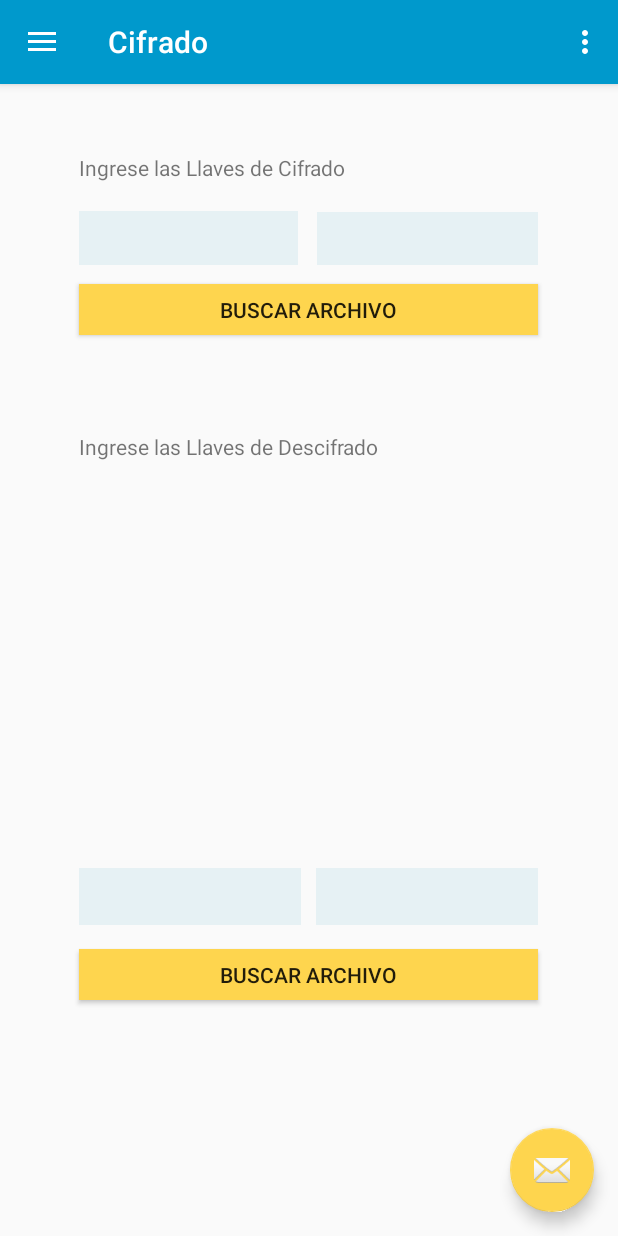
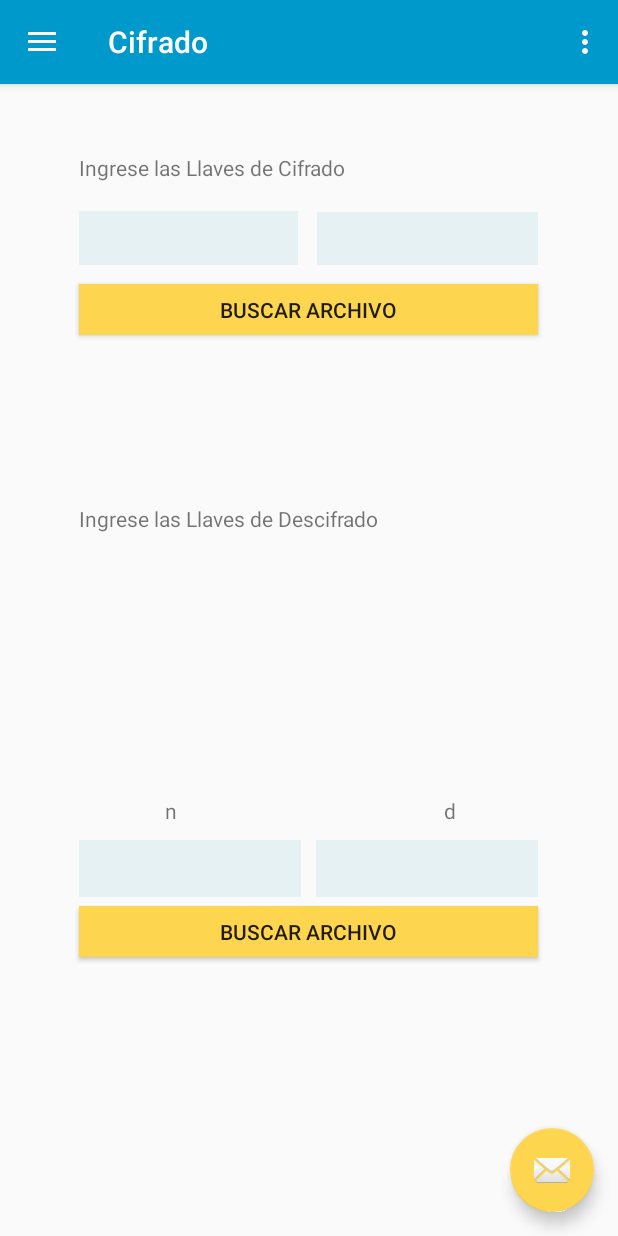
Before and after one commit to JoshHC/LAB03-ED2, an Android app: the screen it shows after launch (MainActivity), in the side drawer, after a tap on "RSA", on a phone screen of 412 x 824 dp. Run offline under Robolectric (Android 15) with nearby library versions, the phone set to English and light mode, and no system bars.

Commit message:
Validaciones Finales

```diff
--- a/CifradoC/app/src/main/res/layout/fragment_proceso_r.xml
+++ b/CifradoC/app/src/main/res/layout/fragment_proceso_r.xml
@@ -17,7 +17,7 @@
             android:layout_height="34dp"
             android:layout_alignParentBottom="true"
             android:layout_centerHorizontal="true"
-            android:layout_marginBottom="157dp"
+            android:layout_marginBottom="186dp"
             android:background="@color/colorAccent"
             android:text="@string/buscar_archivo"
             app:layout_constraintBottom_toBottomOf="parent"
@@ -78,7 +78,7 @@
             android:layout_height="38dp"
             android:layout_alignParentBottom="true"
             android:layout_alignStart="@+id/btnDescifrarRSA"
-            android:layout_marginBottom="207dp"
+            android:layout_marginBottom="226dp"
             android:background="#140689b4"
             android:ems="10"
             android:inputType="number" />
@@ -89,8 +89,8 @@
             android:layout_height="wrap_content"
             android:layout_alignParentTop="true"
             android:layout_centerHorizontal="true"
-            android:layout_marginTop="232dp"
-            android:text="Ingrese las Llaves de Descifrado" />
+            android:layout_marginTop="280dp"
+            android:text="@string/ingrese_las_llaves_de_descifrado" />
 
         <TextView
             android:id="@+id/lblCifrado"
@@ -99,7 +99,26 @@
             android:layout_alignParentTop="true"
             android:layout_alignStart="@+id/btnDescifrarRSA"
             android:layout_marginTop="46dp"
-            android:text="Ingrese las Llaves de Cifrado" />
+            android:text="@string/ingrese_las_llaves_de_cifrado" />
+
+        <TextView
+            android:id="@+id/textView2"
+            android:layout_width="wrap_content"
+            android:layout_height="wrap_content"
+            android:layout_alignParentBottom="true"
+            android:layout_alignParentStart="true"
+            android:layout_marginBottom="274dp"
+            android:layout_marginStart="110dp"
+            android:text="@string/n" />
+
+        <TextView
+            android:id="@+id/textView3"
+            android:layout_width="wrap_content"
+            android:layout_height="wrap_content"
+            android:layout_alignParentEnd="true"
+            android:layout_alignTop="@+id/textView2"
+            android:layout_marginEnd="108dp"
+            android:text="@string/d" />
 
     </RelativeLayout>
 
--- a/CifradoC/app/src/main/res/values/strings.xml
+++ b/CifradoC/app/src/main/res/values/strings.xml
@@ -15,4 +15,8 @@
     <string name="ingrese_la_llave_de_descifrado">Ingrese la Llave de Descifrado</string>
     <string name="bienvenido_para_utilizar_algun_metodo_de_cifrado_presione_la_esquina_superior_izquierda_para_seleccionar_la_ruta_donde_desea_guardar_su_archivo_cifrado_presione_la_esquina_superior_derecha_y_seleccione_una_ruta">Bienvenido para utilizar algun metodo de cifrado presione la esquina superior izquierda para seleccionar la ruta donde desea guardar su archivo cifrado presione la esquina superior derecha y seleccione una ruta</string>
     <string name="seleccione_un_archivo_para_codificar">Seleccione un Archivo para Codificar:</string>
+    <string name="ingrese_las_llaves_de_descifrado">Ingrese las Llaves de Descifrado</string>
+    <string name="ingrese_las_llaves_de_cifrado">Ingrese las Llaves de Cifrado</string>
+    <string name="n">n</string>
+    <string name="d">d</string>
 </resources>
```
